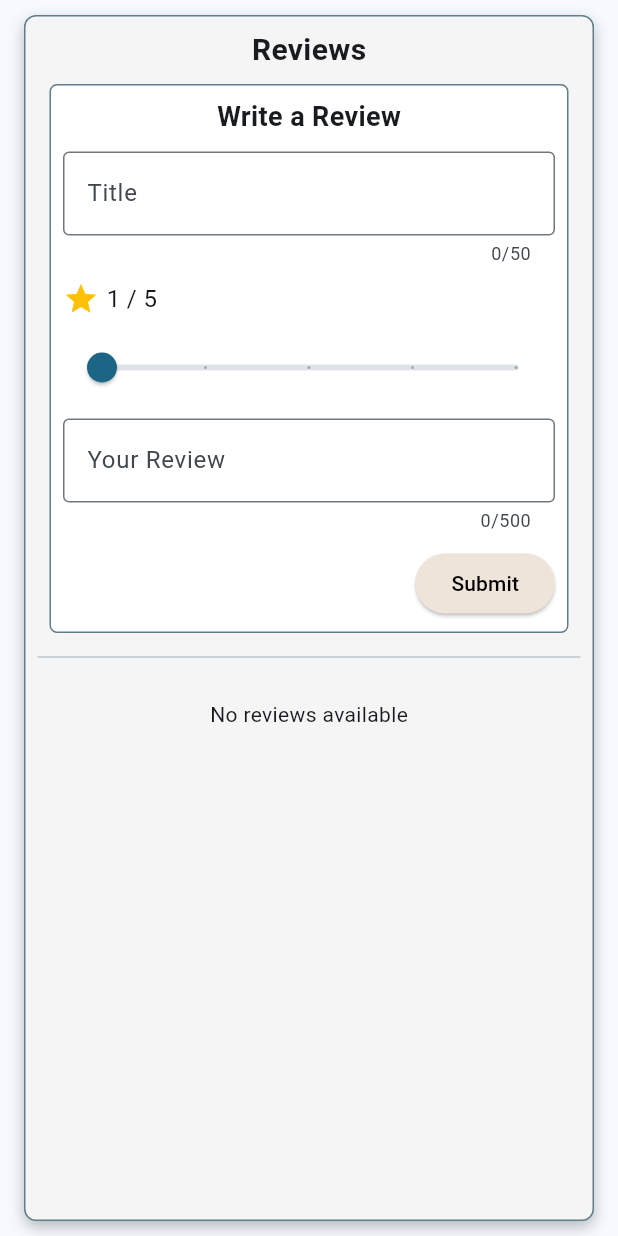
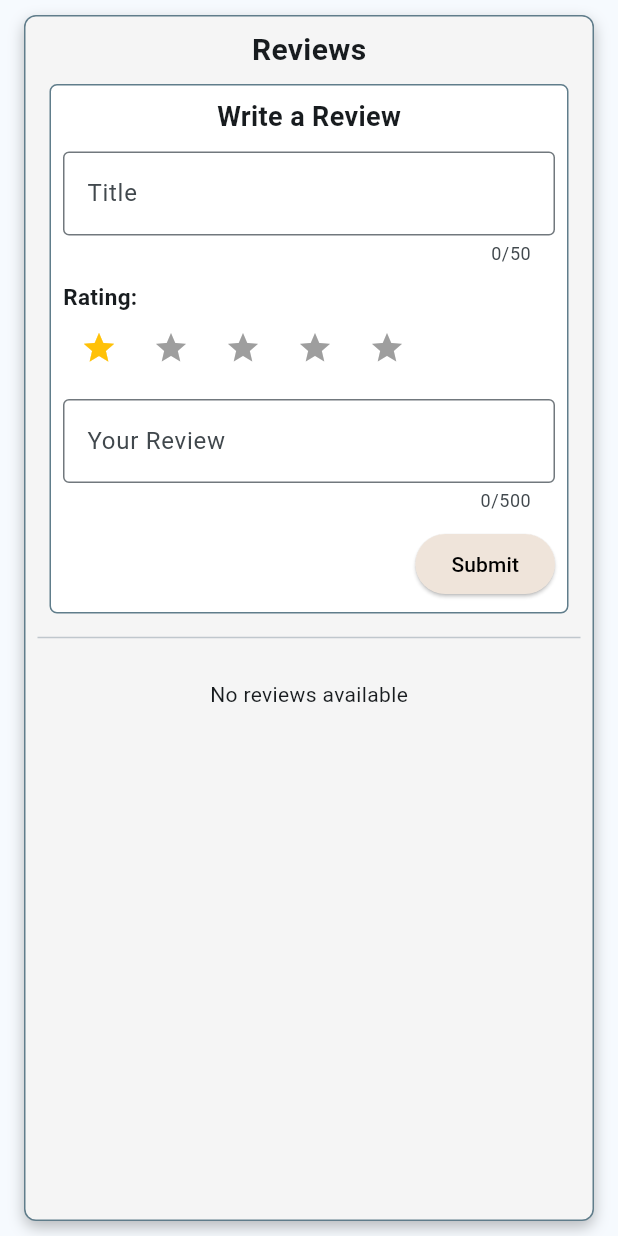
Before and after one commit to Phizzle32/novel_nest, a Flutter app: the BookReviews widget shown alone on an empty page, opened directly with empty values, on a phone screen of 412 x 824 dp. Run offline on Flutter 3.47's test engine with Material 3 defaults, Android fonts, the light colour scheme and no system bars; our stand-ins replace cloud_firestore, firebase_auth, firebase_core, flutter_html; accounts and stored records are empty; network calls fail.

Commit message:
Switch ratings from slider to star selector

```diff
--- a/lib/widgets/book_reviews.dart
+++ b/lib/widgets/book_reviews.dart
@@ -131,26 +131,35 @@ class _BookReviewsState extends State<BookReviews> {
                       return null;
                     },
                   ),
-                  Row(
-                    spacing: 5,
+                  Column(
+                    crossAxisAlignment: CrossAxisAlignment.start,
                     children: [
-                      const Icon(Icons.star, color: Colors.amber),
-                      Text(
-                        '${_rating.toInt()} / 5',
-                        style: TextStyle(fontSize: 16),
+                      const Text(
+                        'Rating:',
+                        style: TextStyle(
+                          fontSize: 15,
+                          fontWeight: FontWeight.bold,
+                        ),
+                      ),
+                      Row(
+                        children: List.generate(5, (index) {
+                          final starIndex = index + 1;
+                          return IconButton(
+                            icon: Icon(
+                              Icons.star,
+                              color: _rating >= starIndex
+                                  ? Colors.amber
+                                  : Colors.grey,
+                            ),
+                            onPressed: () {
+                              setState(() {
+                                _rating = starIndex.toDouble();
+                              });
+                            },
+                          );
+                        }),
                       ),
                     ],
-                  ),
-                  Slider(
-                    value: _rating,
-                    min: 1,
-                    max: 5,
-                    divisions: 4,
-                    onChanged: (value) {
-                      setState(() {
-                        _rating = value;
-                      });
-                    },
                   ),
                   TextFormField(
                     controller: _reviewController,
```
